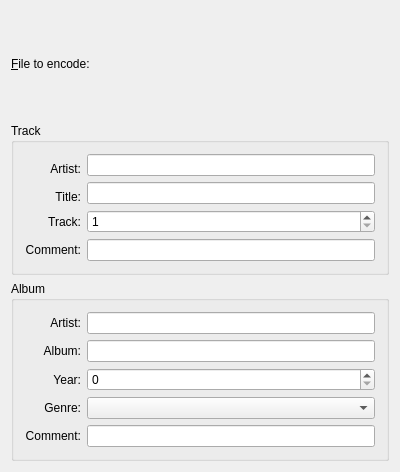
Before: the Qt Designer form encodefile.ui in KDE/kaudiocreator, drawn with Qt 5.
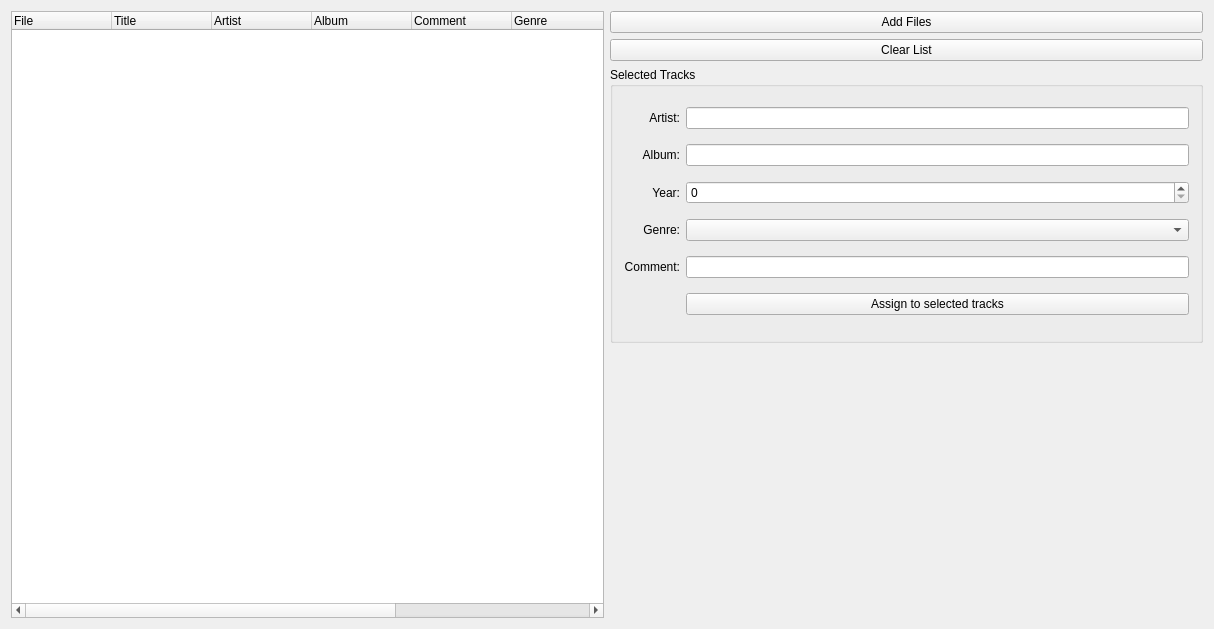
After: the same form once the commit is applied. Custom widgets are drawn as their Qt base class.

Commit message:
Rework the encoderconfig, fixes some problems like mixed up encoders after deleting one for me. Old configs should still work, will have strange names though, but you can rename them.
Also added the possibility to encode more than one file from disk, now one can really use the ability to encode files in parallel.
Only wavs for now, maybe this can be extended to transcode other filetypes using all cores.

Diff of the .ui file:
```diff
--- a/encodefile.ui
+++ b/encodefile.ui
@@ -8,137 +8,123 @@
    <rect>
     <x>0</x>
     <y>0</y>
-    <width>400</width>
-    <height>472</height>
+    <width>1214</width>
+    <height>629</height>
    </rect>
   </property>
-  <layout class="QVBoxLayout" >
-   <property name="margin" >
-    <number>11</number>
-   </property>
-   <property name="spacing" >
-    <number>6</number>
-   </property>
+  <property name="sizePolicy" >
+   <sizepolicy vsizetype="MinimumExpanding" hsizetype="MinimumExpanding" >
+    <horstretch>0</horstretch>
+    <verstretch>0</verstretch>
+   </sizepolicy>
+  </property>
+  <layout class="QHBoxLayout" name="horizontalLayout" >
    <item>
-    <layout class="QHBoxLayout" >
-     <property name="margin" >
-      <number>0</number>
+    <widget class="QTreeWidget" name="fileList" >
+     <property name="focusPolicy" >
+      <enum>Qt::StrongFocus</enum>
      </property>
-     <property name="spacing" >
-      <number>6</number>
+     <property name="selectionMode" >
+      <enum>QAbstractItemView::SingleSelection</enum>
      </property>
-     <item>
-      <widget class="QLabel" name="textLabel1_2" >
+     <property name="rootIsDecorated" >
+      <bool>false</bool>
+     </property>
+     <property name="itemsExpandable" >
+      <bool>false</bool>
+     </property>
+     <column>
        <property name="text" >
-        <string>&amp;File to encode:</string>
-       </property>
-       <property name="buddy" >
-        <cstring>file</cstring>
-       </property>
-      </widget>
-     </item>
-     <item>
-      <widget class="KUrlRequester" name="file" />
-     </item>
-    </layout>
-   </item>
-   <item>
-    <widget class="QGroupBox" name="groupBox2" >
-     <property name="title" >
+       <string>File</string>
+      </property>
+     </column>
+     <column>
+      <property name="text" >
+       <string>Title</string>
+      </property>
+     </column>
+     <column>
+      <property name="text" >
+       <string>Artist</string>
+      </property>
+     </column>
+     <column>
+      <property name="text" >
+       <string>Album</string>
+      </property>
+     </column>
+     <column>
+      <property name="text" >
+       <string>Comment</string>
+      </property>
+     </column>
+     <column>
+      <property name="text" >
+       <string>Genre</string>
+      </property>
+     </column>
+     <column>
+      <property name="text" >
       <string>Track</string>
      </property>
-     <layout class="QGridLayout" >
-      <property name="margin" >
-       <number>11</number>
-      </property>
-      <property name="spacing" >
-       <number>6</number>
-      </property>
-      <item row="3" column="1" >
-       <widget class="QSpinBox" name="track" >
-        <property name="minimum" >
-         <number>1</number>
-        </property>
-       </widget>
-      </item>
-      <item row="3" column="0" >
-       <widget class="QLabel" name="textLabel1_3" >
+     </column>
+     <column>
         <property name="text" >
-         <string>Track:</string>
-        </property>
-        <property name="alignment" >
-         <set>Qt::AlignRight|Qt::AlignTrailing|Qt::AlignVCenter</set>
-        </property>
-       </widget>
-      </item>
-      <item row="4" column="0" >
-       <widget class="QLabel" name="textLabel2" >
+       <string>Year</string>
+      </property>
+     </column>
+     <column>
         <property name="text" >
-         <string>Comment:</string>
-        </property>
-        <property name="alignment" >
-         <set>Qt::AlignRight|Qt::AlignTrailing|Qt::AlignVCenter</set>
-        </property>
-       </widget>
-      </item>
-      <item row="4" column="1" >
-       <widget class="QLineEdit" name="track_comment" />
-      </item>
-      <item row="2" column="0" >
-       <widget class="QLabel" name="trackLabel" >
+       <string>Encoder</string>
+      </property>
+     </column>
+    </widget>
+   </item>
+   <item>
+    <layout class="QVBoxLayout" name="verticalLayout" >
+     <item>
+      <widget class="QPushButton" name="addFilesButton" >
+       <property name="focusPolicy" >
+        <enum>Qt::ClickFocus</enum>
+       </property>
         <property name="text" >
-         <string>Title:</string>
-        </property>
-        <property name="alignment" >
-         <set>Qt::AlignRight|Qt::AlignTrailing|Qt::AlignVCenter</set>
-        </property>
-       </widget>
-      </item>
-      <item rowspan="2" row="0" column="0" >
-       <widget class="QLabel" name="textLabel3" >
+        <string>Add Files</string>
+       </property>
+      </widget>
+     </item>
+     <item>
+      <widget class="QPushButton" name="clearButton" >
         <property name="text" >
-         <string>Artist:</string>
-        </property>
-        <property name="alignment" >
-         <set>Qt::AlignRight|Qt::AlignTrailing|Qt::AlignVCenter</set>
-        </property>
-       </widget>
-      </item>
-      <item rowspan="2" row="1" column="1" >
-       <widget class="QLineEdit" name="track_title" />
-      </item>
-      <item row="0" column="1" >
-       <widget class="QLineEdit" name="track_artist" />
-      </item>
-     </layout>
+        <string>Clear List</string>
+       </property>
     </widget>
    </item>
    <item>
     <widget class="QGroupBox" name="groupBox1" >
+       <property name="sizePolicy" >
+        <sizepolicy vsizetype="MinimumExpanding" hsizetype="MinimumExpanding" >
+         <horstretch>0</horstretch>
+         <verstretch>0</verstretch>
+        </sizepolicy>
+       </property>
      <property name="title" >
-      <string>Album</string>
-     </property>
-     <layout class="QGridLayout" >
-      <property name="margin" >
-       <number>11</number>
-      </property>
-      <property name="spacing" >
-       <number>6</number>
-      </property>
-      <item row="1" column="1" >
+        <string>Selected Tracks</string>
+       </property>
+       <layout class="QGridLayout" name="gridLayout" >
+        <item row="0" column="0" >
+         <widget class="QLabel" name="TextLabel5" >
+          <property name="text" >
+           <string>Artist:</string>
+          </property>
+          <property name="alignment" >
+           <set>Qt::AlignRight|Qt::AlignTrailing|Qt::AlignVCenter</set>
+          </property>
+         </widget>
+        </item>
+        <item row="0" column="1" >
        <widget class="QLineEdit" name="artist" />
       </item>
       <item row="1" column="0" >
-       <widget class="QLabel" name="TextLabel5" >
-        <property name="text" >
-         <string>Artist:</string>
-        </property>
-        <property name="alignment" >
-         <set>Qt::AlignRight|Qt::AlignTrailing|Qt::AlignVCenter</set>
-        </property>
-       </widget>
-      </item>
-      <item row="2" column="0" >
        <widget class="QLabel" name="TextLabel6" >
         <property name="text" >
          <string>Album:</string>
@@ -148,10 +134,20 @@
         </property>
        </widget>
       </item>
-      <item row="2" column="1" >
+        <item row="1" column="1" >
        <widget class="QLineEdit" name="album" />
       </item>
-      <item row="3" column="1" >
+        <item row="2" column="0" >
+         <widget class="QLabel" name="TextLabel7" >
+          <property name="text" >
+           <string>Year:</string>
+          </property>
+          <property name="alignment" >
+           <set>Qt::AlignRight|Qt::AlignTrailing|Qt::AlignVCenter</set>
+          </property>
+         </widget>
+        </item>
+        <item row="2" column="1" >
        <widget class="QSpinBox" name="year" >
         <property name="maximum" >
          <number>99999</number>
@@ -159,16 +155,6 @@
        </widget>
       </item>
       <item row="3" column="0" >
-       <widget class="QLabel" name="TextLabel7" >
-        <property name="text" >
-         <string>Year:</string>
-        </property>
-        <property name="alignment" >
-         <set>Qt::AlignRight|Qt::AlignTrailing|Qt::AlignVCenter</set>
-        </property>
-       </widget>
-      </item>
-      <item row="4" column="0" >
        <widget class="QLabel" name="TextLabel1" >
         <property name="text" >
          <string>Genre:</string>
@@ -178,10 +164,10 @@
         </property>
        </widget>
       </item>
-      <item row="4" column="1" >
+        <item row="3" column="1" >
        <widget class="QComboBox" name="genre" />
       </item>
-      <item row="5" column="0" >
+        <item row="4" column="0" >
        <widget class="QLabel" name="textLabel1" >
         <property name="text" >
          <string>Comment:</string>
@@ -191,25 +177,38 @@
         </property>
        </widget>
       </item>
-      <item row="5" column="1" >
+        <item row="4" column="1" >
        <widget class="QLineEdit" name="comment" />
       </item>
-     </layout>
-    </widget>
+        <item row="5" column="1" >
+         <widget class="QPushButton" name="assignButton" >
+          <property name="text" >
+           <string>Assign to selected tracks</string>
+          </property>
+         </widget>
+        </item>
+       </layout>
+      </widget>
+     </item>
+     <item>
+      <spacer name="verticalSpacer" >
+       <property name="orientation" >
+        <enum>Qt::Vertical</enum>
+       </property>
+       <property name="sizeHint" stdset="0" >
+        <size>
+         <width>468</width>
+         <height>40</height>
+        </size>
+       </property>
+      </spacer>
+     </item>
+    </layout>
    </item>
   </layout>
  </widget>
  <layoutdefault spacing="6" margin="11" />
  <pixmapfunction>qPixmapFromMimeSource</pixmapfunction>
- <customwidgets>
-  <customwidget>
-   <class>KUrlRequester</class>
-   <extends>QWidget</extends>
-   <header>kurlrequester.h</header>
-   <container>1</container>
-   <pixmap></pixmap>
-  </customwidget>
- </customwidgets>
  <tabstops>
   <tabstop>file</tabstop>
   <tabstop>track_artist</tabstop>
```
Left out of the diff: 8 changed lines with no effect on the pictures. Lines whose indentation alone changed are shown as unchanged. The commit also changes 19 other files.
